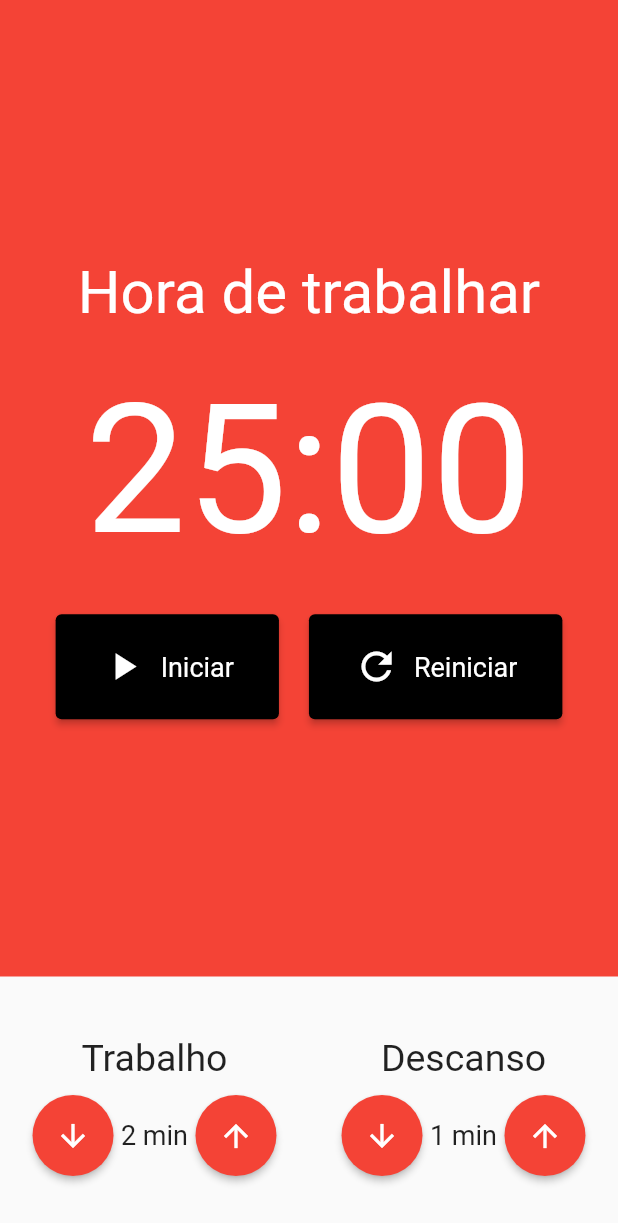
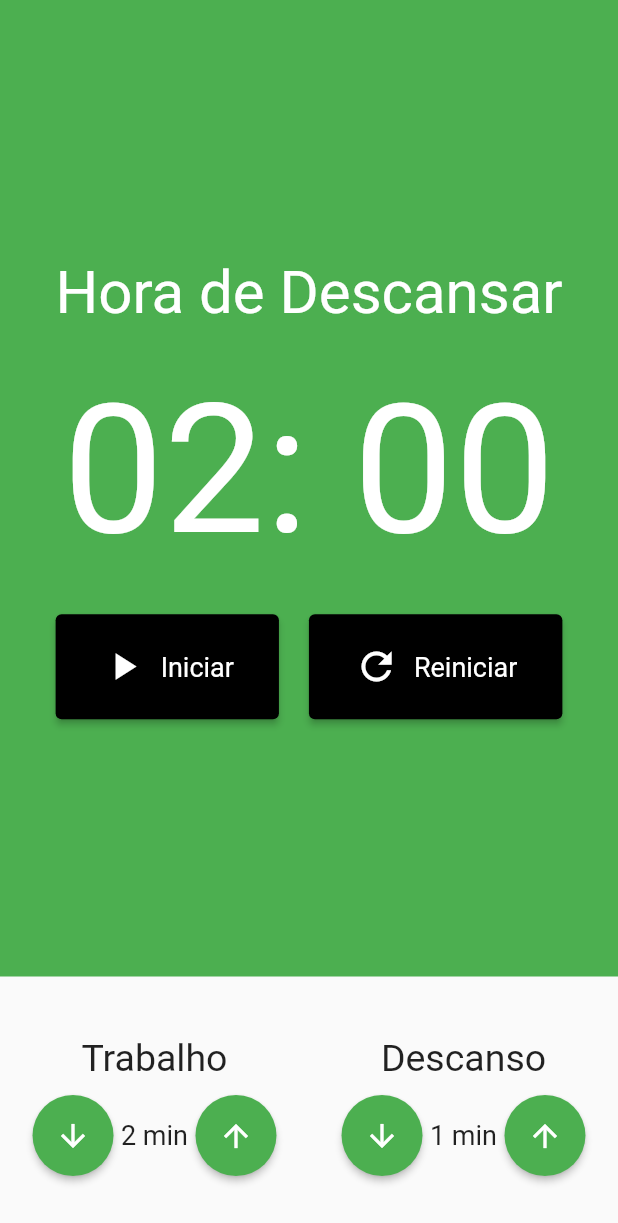
Before and after one commit to Murilou170/pomodoro, a Flutter app: the screen it shows after launch, on a phone screen of 412 x 824 dp. Shown: the top 1223 px of the screen. Run offline on Flutter 3.47's test engine with Material 2 defaults, Android fonts, the phone set to English and light mode, and no system bars; our stand-ins replace flutter_mobx, mobx; generated files the repository leaves out were written again.

Commit message:
pomodoro store3

```diff
--- a/lib/components/EntradaTempo.dart
+++ b/lib/components/EntradaTempo.dart
@@ -3,6 +3,9 @@
 import 'package:flutter/material.dart';
 import 'package:flutter/src/foundation/key.dart';
 import 'package:flutter/src/widgets/framework.dart';
+import 'package:provider/provider.dart';
+
+import '../store/pomodoro.store.dart';
 
 class EntradaTempo extends StatelessWidget {
   final String titulo;
@@ -16,6 +19,8 @@
 
   @override
   Widget build(BuildContext context) {
+    final store = Provider.of<PomodoroStore>(context);
+
     return Column(
       crossAxisAlignment: CrossAxisAlignment.center,
       children: [
@@ -41,7 +46,7 @@
               style: ElevatedButton.styleFrom(
                 shape: CircleBorder(),
                 padding: EdgeInsets.all(15),
-                primary: Colors.red,
+                primary: store.estaTrabalhando() ? Colors.red : Colors.green,
               ),
             ),
             Text(
@@ -58,7 +63,7 @@
               style: ElevatedButton.styleFrom(
                 shape: CircleBorder(),
                 padding: EdgeInsets.all(15),
-                primary: Colors.red,
+                primary: store.estaTrabalhando() ? Colors.red : Colors.green,
               ),
             ),
           ],
--- a/lib/components/cronometro.dart
+++ b/lib/components/cronometro.dart
@@ -3,22 +3,27 @@
 import 'package:flutter/material.dart';
 import 'package:flutter/src/foundation/key.dart';
 import 'package:flutter/src/widgets/framework.dart';
+import 'package:flutter_mobx/flutter_mobx.dart';
 import 'package:pomodoro/components/cronometroBotao.dart';
+import 'package:pomodoro/store/pomodoro.store.dart';
+import 'package:provider/provider.dart';
 
 class Cronometro extends StatelessWidget {
   const Cronometro({Key? key}) : super(key: key);
 
   @override
   Widget build(BuildContext context) {
+    final store = Provider.of<PomodoroStore>(context);
+
     return Container(
-      color: Colors.red,
+      color: store.estaTrabalhando() ? Colors.red : Colors.green,
       child: Column(
         mainAxisAlignment: MainAxisAlignment.center,
         crossAxisAlignment: CrossAxisAlignment.center,
         // ignore: prefer_const_literals_to_create_immutables
         children: [
           Text(
-            'Hora de trabalhar',
+            store.estaTrabalhando() ? 'Hora de Trabalhar' : 'Hora de Descansar',
             style: TextStyle(
               fontSize: 40,
               color: Colors.white,
@@ -26,40 +31,46 @@
           ),
           SizedBox(height: 25),
           Text(
-            '25:00',
+            '${store.minutos.toString().padLeft(2, '0')}: ${store.segundos.toString().padLeft(2, '0')}',
             style: TextStyle(
               fontSize: 120,
               color: Colors.white,
             ),
           ),
           SizedBox(height: 25),
-          Row(
+          Observer(
+              builder: (_) => Row(
                     mainAxisAlignment: MainAxisAlignment.center,
                     // ignore: prefer_const_literals_to_create_immutables
                     children: [
+                      if (!store.iniciado)
                         Padding(
                           padding: const EdgeInsets.only(right: 10),
                           child: CronometroBotao(
                             texto: 'Iniciar',
                             icone: Icons.play_arrow,
+                            click: store.iniciar,
                           ),
                         ),
-              // Padding(
-              //   padding: const EdgeInsets.only(right: 10),
-              //   child: CronometroBotao(
-              //     texto: 'Parar',
-              //     icone: Icons.pause,
-              //   ),
-              // ),
+                      if (store.iniciado)
+                        Padding(
+                          padding: const EdgeInsets.only(right: 10),
+                          child: CronometroBotao(
+                            texto: 'Parar',
+                            icone: Icons.pause,
+                            click: store.parar,
+                          ),
+                        ),
                       Padding(
                         padding: const EdgeInsets.only(left: 10),
                         child: CronometroBotao(
                           texto: 'Reiniciar',
                           icone: Icons.refresh,
+                          click: store.reiniciar,
                         ),
                       )
                     ],
-          )
+                  ))
         ],
       ),
     );
--- a/lib/components/cronometroBotao.dart
+++ b/lib/components/cronometroBotao.dart
@@ -3,19 +3,22 @@
 import 'package:flutter/material.dart';
 import 'package:flutter/src/foundation/key.dart';
 import 'package:flutter/src/widgets/framework.dart';
+import 'package:provider/provider.dart';
+
+import '../store/pomodoro.store.dart';
 
 class CronometroBotao extends StatelessWidget {
   final String texto;
   final IconData icone;
+  final void Function()? click;
 
-  const CronometroBotao({
-    Key? key,
-    required this.texto,
-    required this.icone,
-  }) : super(key: key);
+  const CronometroBotao(
+      {Key? key, required this.texto, required this.icone, this.click})
+      : super(key: key);
 
   @override
   Widget build(BuildContext context) {
+
     return ElevatedButton(
       style: ElevatedButton.styleFrom(
         primary: Colors.black,
@@ -27,6 +30,7 @@
           fontSize: 18,
         ),
       ),
+      onPressed: click,
       child: Row(
         children: [
           Padding(
@@ -41,7 +45,6 @@
           )
         ],
       ),
-      onPressed: () {},
     );
   }
 }
```
Also changed, not shown: lib/store/pomodoro.store.dart (+37 -0 lines), lib/store/pomodoro.store.g.dart. Lines whose indentation alone changed are shown as unchanged.
